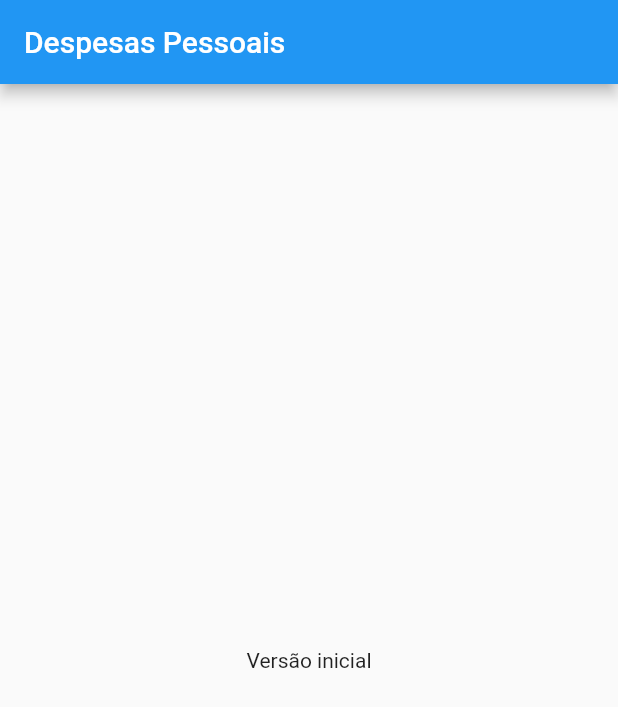
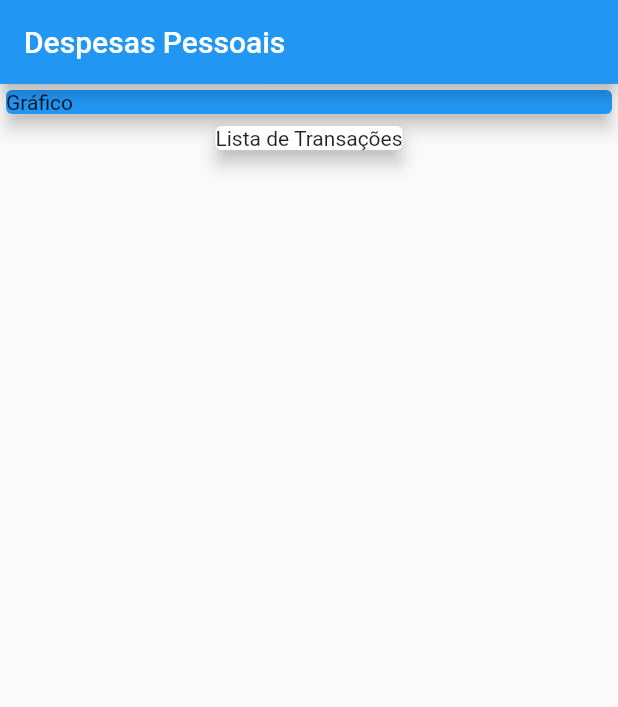
Before and after one commit to oTalDoHud/controle_gastos, a Flutter app: the screen it shows after launch, on a phone screen of 412 x 824 dp. Shown: the top 707 px of the screen. Run offline on Flutter 3.47's test engine with Material 2 defaults, Android fonts, the phone set to English and light mode, and no system bars.

Commit message:
widget card

```diff
--- a/lib/main.dart
+++ b/lib/main.dart
@@ -26,8 +26,21 @@ class MyHomeApp extends StatelessWidget {
       appBar: AppBar(
         title: const Text("Despesas Pessoais"),
       ),
-      body: const Center(
-        child: Text("Versão inicial"),
+      body: Column(
+        children: [
+          Container(
+            width: double.infinity,
+            child: const Card(
+              elevation: 5,
+              color: Colors.blue,
+              child: Text("Gráfico"),
+            ),
+          ),
+          const Card(
+            elevation: 5,
+            child: Text("Lista de Transações"),
+          ),
+        ],
       ),
     );
   }
```
